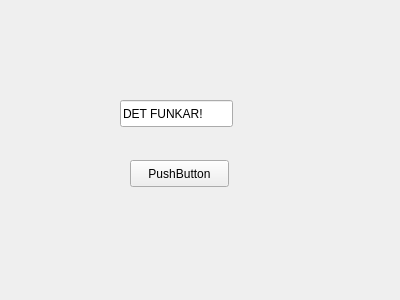
This is client/ui/gamewidget.ui in erikdac/Multi-language-game as Qt 5 draws it before an edit. The edited form follows.
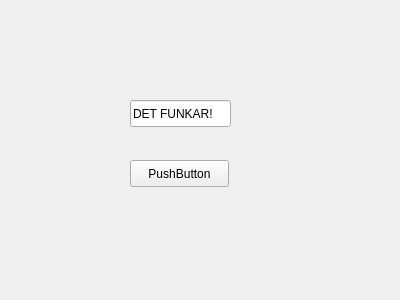
This is the edited form.

The edit to the form file:
```diff
--- a/client/ui/gamewidget.ui
+++ b/client/ui/gamewidget.ui
@@ -10,15 +10,30 @@
     <height>300</height>
    </rect>
   </property>
+  <property name="sizePolicy">
+   <sizepolicy hsizetype="Maximum" vsizetype="Maximum">
+    <horstretch>0</horstretch>
+    <verstretch>0</verstretch>
+   </sizepolicy>
+  </property>
+  <property name="minimumSize">
+   <size>
+    <width>400</width>
+    <height>300</height>
+   </size>
+  </property>
+  <property name="focusPolicy">
+   <enum>Qt::StrongFocus</enum>
+  </property>
   <property name="windowTitle">
    <string>Form</string>
   </property>
   <widget class="QLineEdit" name="lineEdit">
    <property name="geometry">
     <rect>
-     <x>120</x>
+     <x>130</x>
      <y>100</y>
-     <width>113</width>
+     <width>101</width>
      <height>27</height>
     </rect>
    </property>
```
